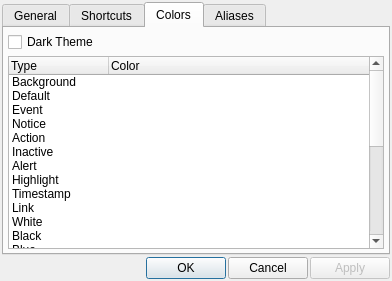
Old version of the form Quazaa/UI/dialogircsettings.ui in the repository c3c/quazaa.
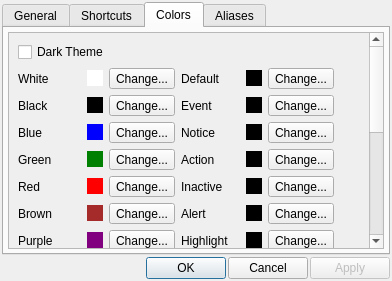
New version of the form. The open tabs and pages were chosen to show the change. Icons and pictures are not drawn. Custom widgets are drawn as their Qt base class.

Commit message: Changing the IRC settings dialog to allow changing color settings to any color.

What changed in the file:
```diff
--- a/Quazaa/UI/dialogircsettings.ui
+++ b/Quazaa/UI/dialogircsettings.ui
@@ -295,238 +295,948 @@
         <number>4</number>
        </property>
        <item>
-        <widget class="QCheckBox" name="checkBoxDarkTheme">
-         <property name="text">
-          <string>Dark Theme</string>
-         </property>
-        </widget>
-       </item>
-       <item>
-        <widget class="CWizardTreeWidget" name="treeWidgetColors">
-         <property name="rootIsDecorated">
-          <bool>false</bool>
-         </property>
-         <property name="uniformRowHeights">
+        <widget class="QScrollArea" name="scrollArea">
+         <property name="widgetResizable">
           <bool>true</bool>
          </property>
-         <property name="allColumnsShowFocus">
-          <bool>true</bool>
-         </property>
-         <column>
-          <property name="text">
-           <string>Type</string>
+         <widget class="QWidget" name="scrollAreaWidgetContents">
+          <property name="geometry">
+           <rect>
+            <x>0</x>
+            <y>-82</y>
+            <width>355</width>
+            <height>438</height>
+           </rect>
           </property>
-         </column>
-         <column>
-          <property name="text">
-           <string>Color</string>
-          </property>
-         </column>
-         <item>
-          <property name="text">
-           <string>Background</string>
-          </property>
-          <property name="flags">
-           <set>ItemIsSelectable|ItemIsEditable|ItemIsEnabled</set>
-          </property>
-         </item>
-         <item>
-          <property name="text">
-           <string>Default</string>
-          </property>
-          <property name="flags">
-           <set>ItemIsSelectable|ItemIsEditable|ItemIsEnabled</set>
-          </property>
-         </item>
-         <item>
-          <property name="text">
-           <string>Event</string>
-          </property>
-          <property name="text">
-           <string/>
-          </property>
-          <property name="flags">
-           <set>ItemIsSelectable|ItemIsEditable|ItemIsEnabled</set>
-          </property>
-         </item>
-         <item>
-          <property name="text">
-           <string>Notice</string>
-          </property>
-          <property name="flags">
-           <set>ItemIsSelectable|ItemIsEditable|ItemIsEnabled</set>
-          </property>
-         </item>
-         <item>
-          <property name="text">
-           <string>Action</string>
-          </property>
-          <property name="flags">
-           <set>ItemIsSelectable|ItemIsEditable|ItemIsEnabled</set>
-          </property>
-         </item>
-         <item>
-          <property name="text">
-           <string>Inactive</string>
-          </property>
-         </item>
-         <item>
-          <property name="text">
-           <string>Alert</string>
-          </property>
-         </item>
-         <item>
-          <property name="text">
-           <string>Highlight</string>
-          </property>
-          <property name="flags">
-           <set>ItemIsSelectable|ItemIsEditable|ItemIsEnabled</set>
-          </property>
-         </item>
-         <item>
-          <property name="text">
-           <string>Timestamp</string>
-          </property>
-          <property name="flags">
-           <set>ItemIsSelectable|ItemIsEditable|ItemIsEnabled</set>
-          </property>
-         </item>
-         <item>
-          <property name="text">
-           <string>Link</string>
-          </property>
-          <property name="flags">
-           <set>ItemIsSelectable|ItemIsEditable|ItemIsEnabled</set>
-          </property>
-         </item>
-         <item>
-          <property name="text">
-           <string>White</string>
-          </property>
-          <property name="flags">
-           <set>ItemIsSelectable|ItemIsEditable|ItemIsEnabled</set>
-          </property>
-         </item>
-         <item>
-          <property name="text">
-           <string>Black</string>
-          </property>
-          <property name="flags">
-           <set>ItemIsSelectable|ItemIsEditable|ItemIsEnabled</set>
-          </property>
-         </item>
-         <item>
-          <property name="text">
-           <string>Blue</string>
-          </property>
-          <property name="flags">
-           <set>ItemIsSelectable|ItemIsEditable|ItemIsEnabled</set>
-          </property>
-         </item>
-         <item>
-          <property name="text">
-           <string>Green</string>
-          </property>
-          <property name="flags">
-           <set>ItemIsSelectable|ItemIsEditable|ItemIsEnabled</set>
-          </property>
-         </item>
-         <item>
-          <property name="text">
-           <string>Red</string>
-          </property>
-          <property name="flags">
-           <set>ItemIsSelectable|ItemIsEditable|ItemIsEnabled</set>
-          </property>
-         </item>
-         <item>
-          <property name="text">
-           <string>Brown</string>
-          </property>
-          <property name="flags">
-           <set>ItemIsSelectable|ItemIsEditable|ItemIsEnabled</set>
-          </property>
-         </item>
-         <item>
-          <property name="text">
-           <string>Purple</string>
-          </property>
-          <property name="flags">
-           <set>ItemIsSelectable|ItemIsEditable|ItemIsEnabled</set>
-          </property>
-         </item>
-         <item>
-          <property name="text">
-           <string>Orange</string>
-          </property>
-          <property name="flags">
-           <set>ItemIsSelectable|ItemIsEditable|ItemIsEnabled</set>
-          </property>
-         </item>
-         <item>
-          <property name="text">
-           <string>Yellow</string>
-          </property>
-          <property name="flags">
-           <set>ItemIsSelectable|ItemIsEditable|ItemIsEnabled</set>
-          </property>
-         </item>
-         <item>
-          <property name="text">
-           <string>Light Green</string>
-          </property>
-          <property name="flags">
-           <set>ItemIsSelectable|ItemIsEditable|ItemIsEnabled</set>
-          </property>
-         </item>
-         <item>
-          <property name="text">
-           <string>Cyan</string>
-          </property>
-          <property name="flags">
-           <set>ItemIsSelectable|ItemIsEditable|ItemIsEnabled</set>
-          </property>
-         </item>
-         <item>
-          <property name="text">
-           <string>Light Cyan</string>
-          </property>
-          <property name="flags">
-           <set>ItemIsSelectable|ItemIsEditable|ItemIsEnabled</set>
-          </property>
-         </item>
-         <item>
-          <property name="text">
-           <string>Light Blue</string>
-          </property>
-          <property name="flags">
-           <set>ItemIsSelectable|ItemIsEditable|ItemIsEnabled</set>
-          </property>
-         </item>
-         <item>
-          <property name="text">
-           <string>Pink</string>
-          </property>
-          <property name="flags">
-           <set>ItemIsSelectable|ItemIsEditable|ItemIsEnabled</set>
-          </property>
-         </item>
-         <item>
-          <property name="text">
-           <string>Gray</string>
-          </property>
-          <property name="flags">
-           <set>ItemIsSelectable|ItemIsEditable|ItemIsEnabled</set>
-          </property>
-         </item>
-         <item>
-          <property name="text">
-           <string>Light Gray</string>
-          </property>
-          <property name="flags">
-           <set>ItemIsSelectable|ItemIsEditable|ItemIsEnabled</set>
-          </property>
-         </item>
+          <layout class="QGridLayout" name="gridLayout_2">
+           <item row="1" column="3">
+            <widget class="QLabel" name="labelColorTypeDefault">
+             <property name="text">
+              <string>Default</string>
+             </property>
+            </widget>
+           </item>
+           <item row="1" column="5">
+            <widget class="QToolButton" name="toolButtonChangeColorDefault">
+             <property name="text">
+              <string>Change...</string>
+             </property>
+            </widget>
+           </item>
+           <item row="1" column="4">
+            <widget class="QLabel" name="labelColorDefault">
+             <property name="minimumSize">
+              <size>
+               <width>16</width>
+               <height>16</height>
+              </size>
+             </property>
+             <property name="maximumSize">
+              <size>
+               <width>16</width>
+               <height>16</height>
+              </size>
+             </property>
+             <property name="styleSheet">
+              <string notr="true">background-color: black;</string>
+             </property>
+             <property name="text">
+              <string/>
+             </property>
+            </widget>
+           </item>
+           <item row="0" column="9">
+            <spacer name="horizontalSpacer_3">
+             <property name="orientation">
+              <enum>Qt::Horizontal</enum>
+             </property>
+             <property name="sizeHint" stdset="0">
+              <size>
+               <width>40</width>
+               <height>20</height>
+              </size>
+             </property>
+            </spacer>
+           </item>
+           <item row="6" column="3">
+            <widget class="QLabel" name="labelColorTypeAlert">
+             <property name="text">
+              <string>Alert</string>
+             </property>
+            </widget>
+           </item>
+           <item row="2" column="3">
+            <widget class="QLabel" name="labelColorTypeEvent">
+             <property name="text">
+              <string>Event</string>
+             </property>
+            </widget>
+           </item>
+           <item row="9" column="3">
+            <widget class="QLabel" name="labelColorTypeTimestamp">
+             <property name="text">
+              <string>Timestamp</string>
+             </property>
+            </widget>
+           </item>
+           <item row="3" column="3">
+            <widget class="QLabel" name="labelColorTypeNotice">
+             <property name="text">
+              <string>Notice</string>
+             </property>
+            </widget>
+           </item>
+           <item row="7" column="3">
+            <widget class="QLabel" name="labelColorTypeHighlight">
+             <property name="text">
+              <string>Highlight</string>
+             </property>
+            </widget>
+           </item>
+           <item row="4" column="3">
+            <widget class="QLabel" name="labelColorTypeAction">
+             <property name="text">
+              <string>Action</string>
+             </property>
+            </widget>
+           </item>
+           <item row="5" column="3">
+            <widget class="QLabel" name="labelColorTypeInactive">
+             <property name="text">
+              <string>Inactive</string>
+             </property>
+            </widget>
+           </item>
+           <item row="10" column="3">
+            <widget class="QLabel" name="labelColorTypeLink">
+             <property name="text">
+              <string>Link</string>
+             </property>
+            </widget>
+           </item>
+           <item row="1" column="0">
+            <widget class="QLabel" name="labelColorTypeWhite">
+             <property name="text">
+              <string>White</string>
+             </property>
+            </widget>
+           </item>
+           <item row="2" column="4">
+            <widget class="QLabel" name="labelColorEvent">
+             <property name="sizePolicy">
+              <sizepolicy hsizetype="Preferred" vsizetype="Preferred">
+               <horstretch>0</horstretch>
+               <verstretch>0</verstretch>
+              </sizepolicy>
+             </property>
+             <property name="minimumSize">
+              <size>
+               <width>16</width>
+               <height>16</height>
+              </size>
+             </property>
+             <property name="maximumSize">
+              <size>
+               <width>16</width>
+               <height>16</height>
+              </size>
+             </property>
+             <property name="styleSheet">
+              <string notr="true">background-color: black;</string>
+             </property>
+             <property name="text">
+              <string/>
+             </property>
+            </widget>
+           </item>
+           <item row="9" column="4">
+            <widget class="QLabel" name="labelColorTimestamp">
+             <property name="minimumSize">
+              <size>
+               <width>16</width>
+               <height>16</height>
+              </size>
+             </property>
+             <property name="maximumSize">
+              <size>
+               <width>16</width>
+               <height>16</height>
+              </size>
+             </property>
+             <property name="styleSheet">
+              <string notr="true">background-color: black;</string>
+             </property>
+             <property name="text">
+              <string/>
+             </property>
+            </widget>
+           </item>
+           <item row="6" column="4">
+            <widget class="QLabel" name="labelColorAlert">
+             <property name="minimumSize">
+              <size>
+               <width>16</width>
+               <height>16</height>
+              </size>
+             </property>
+             <property name="maximumSize">
+              <size>
+               <width>16</width>
+               <height>16</height>
+              </size>
+             </property>
+             <property name="styleSheet">
+              <string notr="true">background-color: black;</string>
+             </property>
+             <property name="text">
+              <string/>
+             </property>
+            </widget>
+           </item>
+           <item row="7" column="4">
+            <widget class="QLabel" name="labelColorHighlight">
+             <property name="minimumSize">
+              <size>
+               <width>16</width>
+               <height>16</height>
+              </size>
+             </property>
+             <property name="maximumSize">
+              <size>
+               <width>16</width>
+               <height>16</height>
+              </size>
+             </property>
+             <property name="styleSheet">
+              <string notr="true">background-color: black;</string>
+             </property>
+             <property name="text">
+              <string/>
+             </property>
+            </widget>
+           </item>
+           <item row="10" column="4">
+            <widget class="QLabel" name="labelColorLink">
+             <property name="minimumSize">
+              <size>
+               <width>16</width>
+               <height>16</height>
+              </size>
+             </property>
+             <property name="maximumSize">
+              <size>
+               <width>16</width>
+               <height>16</height>
+              </size>
+             </property>
+             <property name="styleSheet">
+              <string notr="true">background-color: black;</string>
+             </property>
+             <property name="text">
+              <string/>
+             </property>
+            </widget>
+           </item>
+           <item row="5" column="4">
+            <widget class="QLabel" name="labelColorInactive">
+             <property name="minimumSize">
+              <size>
+               <width>16</width>
+               <height>16</height>
+              </size>
+             </property>
+             <property name="maximumSize">
+              <size>
+               <width>16</width>
+               <height>16</height>
+              </size>
+             </property>
+             <property name="styleSheet">
+              <string notr="true">background-color: black;</string>
+             </property>
+             <property name="text">
+              <string/>
+             </property>
+            </widget>
+           </item>
+           <item row="4" column="4">
+            <widget class="QLabel" name="labelColorAction">
+             <property name="minimumSize">
+              <size>
+               <width>16</width>
+               <height>16</height>
+              </size>
+             </property>
+             <property name="maximumSize">
+              <size>
+               <width>16</width>
+               <height>16</height>
+              </size>
+             </property>
+             <property name="styleSheet">
+              <string notr="true">background-color: black;</string>
+             </property>
+             <property name="text">
+              <string/>
+             </property>
+            </widget>
+           </item>
+           <item row="3" column="4">
+            <widget class="QLabel" name="labelColorNotice">
+             <property name="minimumSize">
+              <size>
+               <width>16</width>
+               <height>16</height>
+              </size>
+             </property>
+             <property name="maximumSize">
+              <size>
+               <width>16</width>
+               <height>16</height>
+              </size>
+             </property>
+             <property name="styleSheet">
+              <string notr="true">background-color: black;</string>
+             </property>
+             <property name="text">
+              <string/>
+             </property>
+            </widget>
+           </item>
+           <item row="4" column="5">
+            <widget class="QToolButton" name="toolButtonChangeColorAction">
+             <property name="text">
+              <string>Change...</string>
+             </property>
+            </widget>
+           </item>
+           <item row="3" column="5">
+            <widget class="QToolButton" name="toolButtonChangeColorNotice">
+             <property name="text">
+              <string>Change...</string>
+             </property>
+            </widget>
+           </item>
+           <item row="2" column="5">
+            <widget class="QToolButton" name="toolButtonChangeColorEvent">
+             <property name="text">
+              <string>Change...</string>
+             </property>
+            </widget>
+           </item>
+           <item row="7" column="5">
+            <widget class="QToolButton" name="toolButtonChangeColorHighlight">
+             <property name="text">
+              <string>Change...</string>
+             </property>
+            </widget>
+           </item>
+           <item row="10" column="5">
+            <widget class="QToolButton" name="toolButtonChangeColorLink">
+             <property name="text">
+              <string>Change...</string>
+             </property>
+            </widget>
+           </item>
+           <item row="9" column="5">
+            <widget class="QToolButton" name="toolButtonChangeColorTimestamp">
+             <property name="text">
+              <string>Change...</string>
+             </property>
+            </widget>
+           </item>
+           <item row="5" column="5">
+            <widget class="QToolButton" name="toolButtonChangeColorInactive">
+             <property name="text">
+              <string>Change...</string>
+             </property>
+            </widget>
+           </item>
+           <item row="1" column="1">
+            <widget class="QLabel" name="labelColorWhite">
+             <property name="minimumSize">
+              <size>
+               <width>16</width>
+               <height>16</height>
+              </size>
+             </property>
+             <property name="maximumSize">
+              <size>
+               <width>16</width>
+               <height>16</height>
+              </size>
+             </property>
+             <property name="styleSheet">
+              <string notr="true">background-color: white;</string>
+             </property>
+             <property name="text">
+              <string/>
+             </property>
+            </widget>
+           </item>
+           <item row="6" column="5">
+            <widget class="QToolButton" name="toolButtonChangeColorAlert">
+             <property name="text">
+              <string>Change...</string>
+             </property>
+            </widget>
+           </item>
+           <item row="1" column="2">
+            <widget class="QToolButton" name="toolButtonChangeColorWhite">
+             <property name="text">
+              <string>Change...</string>
+             </property>
+            </widget>
+           </item>
+           <item row="2" column="0">
+            <widget class="QLabel" name="labelColorTypeBlack">
+             <property name="text">
+              <string>Black</string>
+             </property>
+            </widget>
+           </item>
+           <item row="2" column="1">
+            <widget class="QLabel" name="labelColorBlack">
+             <property name="minimumSize">
+              <size>
+               <width>16</width>
+               <height>16</height>
+              </size>
+             </property>
+             <property name="maximumSize">
+              <size>
+               <width>16</width>
+               <height>16</height>
+              </size>
+             </property>
+             <property name="styleSheet">
+              <string notr="true">background-color: black;</string>
+             </property>
+             <property name="text">
+              <string/>
+             </property>
+            </widget>
+           </item>
+           <item row="2" column="2">
+            <widget class="QToolButton" name="toolButtonChangeColorBlack">
+             <property name="text">
+              <string>Change...</string>
+             </property>
+            </widget>
+           </item>
+           <item row="3" column="0">
+            <widget class="QLabel" name="labelColorTypeBlue">
+             <property name="text">
+              <string>Blue</string>
+             </property>
+            </widget>
+           </item>
+           <item row="3" column="1">
+            <widget class="QLabel" name="labelColorBlue">
+             <property name="minimumSize">
+              <size>
+               <width>16</width>
+               <height>16</height>
+              </size>
+             </property>
+             <property name="maximumSize">
+              <size>
+               <width>16</width>
+               <height>16</height>
+              </size>
+             </property>
+             <property name="styleSheet">
+              <string notr="true">background-color: blue;</string>
+             </property>
+             <property name="text">
+              <string/>
+             </property>
+            </widget>
+           </item>
+           <item row="3" column="2">
+            <widget class="QToolButton" name="toolButtonChangeColorBlue">
+             <property name="text">
+              <string>Change...</string>
+             </property>
+            </widget>
+           </item>
+           <item row="4" column="0">
+            <widget class="QLabel" name="labelColorTypeGreen">
+             <property name="text">
+              <string>Green</string>
+             </property>
+            </widget>
+           </item>
+           <item row="4" column="1">
+            <widget class="QLabel" name="labelColorGreen">
+             <property name="minimumSize">
+              <size>
+               <width>16</width>
+               <height>16</height>
+              </size>
+             </property>
+             <property name="maximumSize">
+              <size>
+               <width>16</width>
+               <height>16</height>
+              </size>
+             </property>
+             <property name="styleSheet">
+              <string notr="true">background-color: green;</string>
+             </property>
+             <property name="text">
+              <string/>
+             </property>
+            </widget>
+           </item>
+           <item row="4" column="2">
+            <widget class="QToolButton" name="toolButtonChangeColorGreen">
+             <property name="text">
+              <string>Change...</string>
+             </property>
+            </widget>
+           </item>
+           <item row="5" column="0">
+            <widget class="QLabel" name="labelColorTypeRed">
+             <property name="text">
+              <string>Red</string>
+             </property>
+            </widget>
+           </item>
+           <item row="5" column="1">
+            <widget class="QLabel" name="labelColorRed">
+             <property name="minimumSize">
+              <size>
+               <width>16</width>
+               <height>16</height>
+              </size>
+             </property>
+             <property name="maximumSize">
+              <size>
+               <width>16</width>
+               <height>16</height>
+              </size>
+             </property>
+             <property name="styleSheet">
+              <string notr="true">background-color: red;</string>
+             </property>
+             <property name="text">
+              <string/>
+             </property>
+            </widget>
+           </item>
+           <item row="5" column="2">
+            <widget class="QToolButton" name="toolButtonChangeColorRed">
+             <property name="text">
+              <string>Change...</string>
+             </property>
+            </widget>
+           </item>
+           <item row="0" column="0" colspan="6">
+            <widget class="QCheckBox" name="checkBoxDarkTheme">
+             <property name="text">
+              <string>Dark Theme</string>
+             </property>
+            </widget>
+           </item>
+           <item row="6" column="0">
+            <widget class="QLabel" name="labelColorTypeBrown">
+             <property name="text">
+              <string>Brown</string>
+             </property>
+            </widget>
+           </item>
+           <item row="6" column="1">
+            <widget class="QLabel" name="labelColorBrown">
+             <property name="minimumSize">
+              <size>
+               <width>16</width>
+               <height>16</height>
+              </size>
+             </property>
+             <property name="maximumSize">
+              <size>
+               <width>16</width>
+               <height>16</height>
+              </size>
+             </property>
+             <property name="styleSheet">
+              <string notr="true">background-color: brown;</string>
+             </property>
+             <property name="text">
+              <string/>
+             </property>
+            </widget>
+           </item>
+           <item row="6" column="2">
+            <widget class="QToolButton" name="toolButtonChangeColorBrown">
+             <property name="text">
+              <string>Change...</string>
+             </property>
+            </widget>
+           </item>
+           <item row="7" column="0">
+            <widget class="QLabel" name="labelColorTypePurple">
+             <property name="text">
+              <string>Purple</string>
+             </property>
+            </widget>
+           </item>
+           <item row="7" column="1">
+            <widget class="QLabel" name="labelColorPurple">
+             <property name="minimumSize">
+              <size>
+               <width>16</width>
+               <height>16</height>
+              </size>
+             </property>
+             <property name="maximumSize">
+              <size>
+               <width>16</width>
+               <height>16</height>
+              </size>
+             </property>
+             <property name="styleSheet">
+              <string notr="true">background-color: purple;</string>
+             </property>
+             <property name="text">
+              <string/>
+             </property>
+            </widget>
+           </item>
+           <item row="7" column="2">
+            <widget class="QToolButton" name="toolButtonChangeColorPurple">
+             <property name="text">
+              <string>Change...</string>
+             </property>
+            </widget>
+           </item>
+           <item row="9" column="0">
+            <widget class="QLabel" name="labelColorTypeOrange">
+             <property name="text">
+              <string>Orange</string>
+             </property>
+            </widget>
+           </item>
+           <item row="9" column="1">
+            <widget class="QLabel" name="labelColorOrange">
+             <property name="minimumSize">
+              <size>
+               <width>16</width>
+               <height>16</height>
+              </size>
+             </property>
+             <property name="maximumSize">
+              <size>
+               <width>16</width>
+               <height>16</height>
+              </size>
+             </property>
+             <property name="styleSheet">
+              <string notr="true">background-color: orange;</string>
+             </property>
+             <property name="text">
+              <string/>
+             </property>
+            </widget>
+           </item>
+           <item row="9" column="2">
+            <widget class="QToolButton" name="toolButtonChangeColorOrange">
+             <property name="text">
+              <string>Change...</string>
+             </property>
+            </widget>
+           </item>
+           <item row="10" column="0">
+            <widget class="QLabel" name="labelColorTypeYellow">
+             <property name="text">
+              <string>Yellow</string>
+             </property>
+            </widget>
+           </item>
+           <item row="10" column="1">
+            <widget class="QLabel" name="labelColorYellow">
+             <property name="minimumSize">
+              <size>
+               <width>16</width>
+               <height>16</height>
+              </size>
+             </property>
+             <property name="maximumSize">
+              <size>
+               <width>16</width>
+               <height>16</height>
+              </size>
+             </property>
+             <property name="styleSheet">
+              <string notr="true">background-color: yellow;</string>
+             </property>
+             <property name="text">
+              <string/>
+             </property>
+            </widget>
+           </item>
+           <item row="10" column="2">
+            <widget class="QToolButton" name="toolButtonChangeColorYellow">
+             <property name="text">
+              <string>Change...</string>
+             </property>
+            </widget>
+           </item>
+           <item row="20" column="0">
+            <widget class="QLabel" name="labelColorTypeLightGreen">
+             <property name="text">
+              <string>Light Green</string>
+             </property>
+            </widget>
+           </item>
+           <item row="20" column="1">
+            <widget class="QLabel" name="labelColorLightGreen">
+             <property name="minimumSize">
+              <size>
+               <width>16</width>
+               <height>16</height>
+              </size>
+             </property>
+             <property name="maximumSize">
+              <size>
+               <width>16</width>
+               <height>16</height>
+              </size>
+             </property>
+             <property name="styleSheet">
+              <string notr="true">background-color: lightgreen;</string>
+             </property>
+             <property name="text">
+              <string/>
+             </property>
+            </widget>
+           </item>
+           <item row="20" column="2">
+            <widget class="QToolButton" name="toolButtonChangeColorLightGreen">
+             <property name="text">
+              <string>Change...</string>
+             </property>
+            </widget>
+           </item>
+           <item row="21" column="0">
+            <widget class="QLabel" name="labelColorTypeCyan">
+             <property name="text">
+              <string>Cyan</string>
+             </property>
+            </widget>
+           </item>
+           <item row="21" column="1">
+            <widget class="QLabel" name="labelColorCyan">
+             <property name="minimumSize">
+              <size>
+               <width>16</width>
+               <height>16</height>
+              </size>
+             </property>
+             <property name="maximumSize">
+              <size>
+               <width>16</width>
+               <height>16</height>
+              </size>
+             </property>
+             <property name="styleSheet">
+              <string notr="true">background-color: cyan;</string>
+             </property>
+             <property name="text">
+              <string/>
+             </property>
+            </widget>
+           </item>
+           <item row="21" column="2">
+            <widget class="QToolButton" name="toolButtonChangeColorCyan">
+             <property name="text">
+              <string>Change...</string>
+             </property>
+            </widget>
+           </item>
+           <item row="22" column="0">
+            <widget class="QLabel" name="labelColorTypeLightCyan">
+             <property name="text">
+              <string>Light Cyan</string>
+             </property>
+            </widget>
+           </item>
+           <item row="22" column="1">
+            <widget class="QLabel" name="labelColorLightCyan">
+             <property name="minimumSize">
+              <size>
+               <width>16</width>
+               <height>16</height>
+              </size>
+             </property>
+             <property name="maximumSize">
+              <size>
+               <width>16</width>
+               <height>16</height>
+              </size>
+             </property>
+             <property name="styleSheet">
+              <string notr="true">background-color: lightcyan;</string>
+             </property>
+             <property name="text">
+              <string/>
+             </property>
+            </widget>
+           </item>
+           <item row="22" column="2">
+            <widget class="QToolButton" name="toolButtonChangeColorLightCyan">
+             <property name="text">
+              <string>Change...</string>
+             </property>
+            </widget>
+           </item>
+           <item row="23" column="0">
+            <widget class="QLabel" name="labelColorTypeLightBlue">
+             <property name="text">
+              <string>Light Blue</string>
+             </property>
+            </widget>
+           </item>
+           <item row="23" column="1">
+            <widget class="QLabel" name="labelColorLightBlue">
+             <property name="minimumSize">
+              <size>
+               <width>16</width>
+               <height>16</height>
+              </size>
+             </property>
+             <property name="maximumSize">
+              <size>
+               <width>16</width>
+               <height>16</height>
+              </size>
+             </property>
+             <property name="styleSheet">
+              <string notr="true">background-color: lightblue;</string>
+             </property>
+             <property name="text">
+              <string/>
+             </property>
+            </widget>
+           </item>
+           <item row="23" column="2">
+            <widget class="QToolButton" name="toolButtonChangeColorLightBlue">
+             <property name="text">
+              <string>Change...</string>
+             </property>
+            </widget>
+           </item>
+           <item row="24" column="0">
+            <widget class="QLabel" name="labelColorTypePink">
+             <property name="text">
+              <string>Pink</string>
+             </property>
+            </widget>
+           </item>
+           <item row="24" column="1">
+            <widget class="QLabel" name="labelColorPink">
+             <property name="minimumSize">
+              <size>
+               <width>16</width>
+               <height>16</height>
+              </size>
+             </property>
+             <property name="maximumSize">
+              <size>
+               <width>16</width>
+               <height>16</height>
+              </size>
+             </property>
+             <property name="styleSheet">
+              <string notr="true">background-color: pink;</string>
+             </property>
+             <property name="text">
+              <string/>
+             </property>
+            </widget>
+           </item>
+           <item row="24" column="2">
+            <widget class="QToolButton" name="toolButtonChangeColorPink">
+             <property name="text">
+              <string>Change...</string>
+             </property>
+            </widget>
+           </item>
+           <item row="25" column="0">
+            <widget class="QLabel" name="labelColorTypeGray">
+             <property name="text">
+              <string>Gray</string>
+             </property>
+            </widget>
+           </item>
+           <item row="25" column="1">
+            <widget class="QLabel" name="labelColorGray">
+             <property name="minimumSize">
+              <size>
+               <width>16</width>
+               <height>16</height>
+              </size>
+             </property>
+             <property name="maximumSize">
+              <size>
+               <width>16</width>
+               <height>16</height>
+              </size>
+             </property>
+             <property name="styleSheet">
+              <string notr="true">background-color: gray;</string>
+             </property>
+             <property name="text">
+              <string/>
+             </property>
+            </widget>
+           </item>
+           <item row="25" column="2">
+            <widget class="QToolButton" name="toolButtonChangeColorGray">
+             <property name="text">
+              <string>Change...</string>
+             </property>
+            </widget>
+           </item>
+           <item row="26" column="0">
+            <widget class="QLabel" name="labelColorTypeLightGray">
+             <property name="text">
+              <string>Light Gray</string>
+             </property>
+            </widget>
+           </item>
+           <item row="26" column="1">
+            <widget class="QLabel" name="labelColorLightGray">
+             <property name="minimumSize">
+              <size>
+               <width>16</width>
+               <height>16</height>
+              </size>
+             </property>
+             <property name="maximumSize">
+              <size>
+               <width>16</width>
+               <height>16</height>
+              </size>
+             </property>
+             <property name="styleSheet">
+              <string notr="true">background-color: lightgray;</string>
+             </property>
+             <property name="text">
+              <string/>
+             </property>
+            </widget>
+           </item>
+           <item row="26" column="2">
+            <widget class="QToolButton" name="toolButtonChangeColorLightGray">
+             <property name="text">
+              <string>Change...</string>
+             </property>
+            </widget>
+           </item>
+          </layout>
+         </widget>
         </widget>
        </item>
       </layout>
```
Left out of the diff: 2 changed lines with no effect on the pictures. The commit also changes 2 other files.
